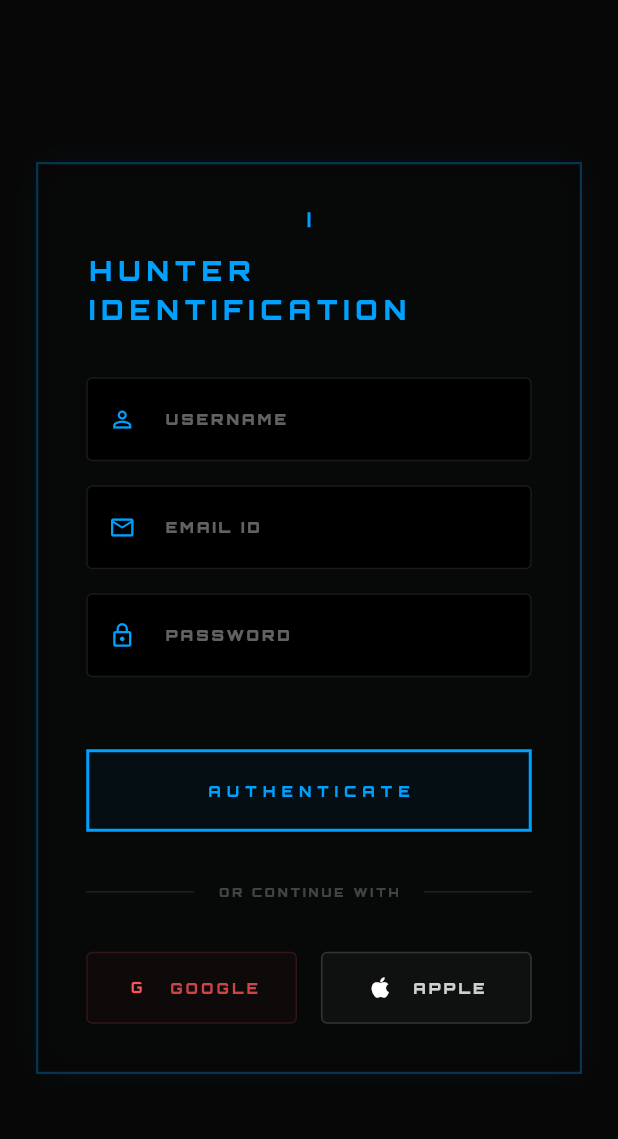
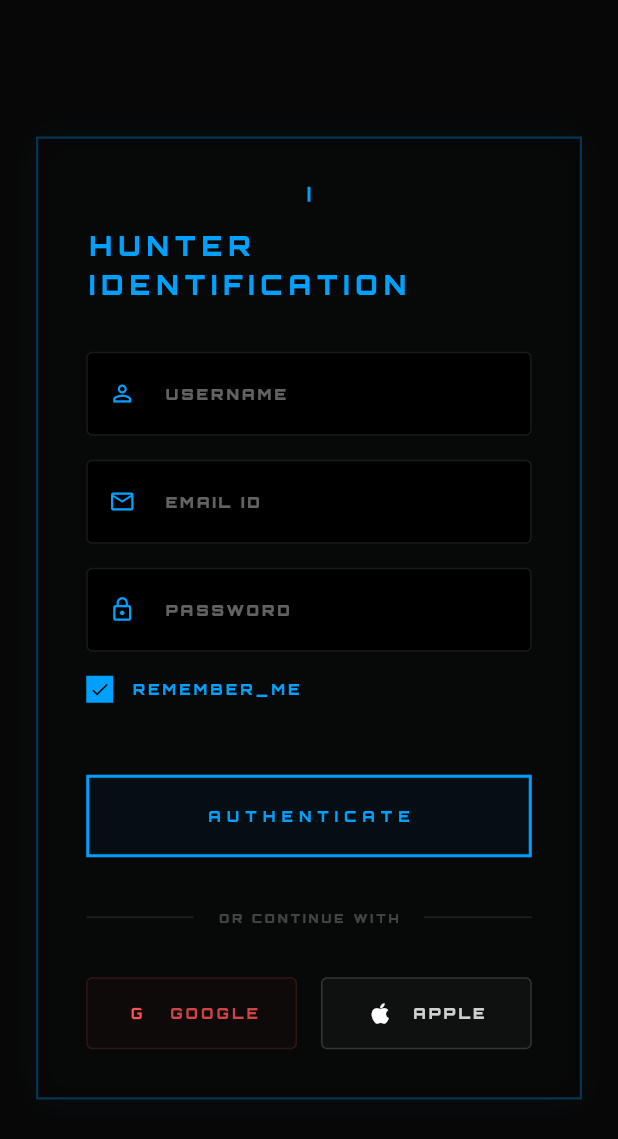
Before and after one commit to Violindeva09/Arise, a Flutter app: the screen it shows after launch, on a phone screen of 412 x 824 dp. Shown: the top 1139 px of the screen. Run offline on Flutter 3.47's test engine with Material 3 defaults, Android fonts, the phone set to English and light mode, and no system bars; our stand-ins replace audioplayers, firebase_auth, firebase_core, google_fonts, google_sign_in, shared_preferences; accounts and stored records are empty.

Commit message:
fix: increase minSdkVersion to 23 for firebase-auth compatibility, add Google Services plugin, and implement Remember Me feature

```diff
--- a/lib/main.dart
+++ b/lib/main.dart
@@ -11,6 +11,8 @@ import 'screens/login_screen.dart';
 import 'screens/awakening_screen.dart';
 import 'config/ui_config.dart';
 import 'config/responsive_hud.dart';
+import 'services/persistence_service.dart';
+import 'package:firebase_auth/firebase_auth.dart';
 
 import 'screens/routine_selection_screen.dart';
 
@@ -53,20 +55,62 @@ class AriseApp extends StatelessWidget {
   }
 }
 
-class SystemOrchestrator extends StatelessWidget {
+class SystemOrchestrator extends StatefulWidget {
   const SystemOrchestrator({super.key});
 
   @override
+  State<SystemOrchestrator> createState() => _SystemOrchestratorState();
+}
+
+class _SystemOrchestratorState extends State<SystemOrchestrator> {
+  bool _isCheckingSession = true;
+
+  @override
+  void initState() {
+    super.initState();
+    _checkInitialSession();
+  }
+
+  Future<void> _checkInitialSession() async {
+    final system = Provider.of<SystemProvider>(context, listen: false);
+
+    // 1. Check Firebase Auth first
+    final user = FirebaseAuth.instance.currentUser;
+    if (user != null) {
+      await system.init(user.displayName ?? "Hunter", user.email ?? "");
+    } else {
+      // 2. Check local session
+      final session = await PersistenceService.getSession();
+      if (session != null) {
+        await system.init(session['name']!, session['email']!);
+      }
+    }
+
+    if (mounted) {
+      setState(() => _isCheckingSession = false);
+    }
+  }
+
+  @override
   Widget build(BuildContext context) {
+    if (_isCheckingSession) {
+      return const Scaffold(
+        backgroundColor: Colors.black,
+        body: Center(
+          child: CircularProgressIndicator(color: AriseUI.primary),
+        ),
+      );
+    }
+
     final system = Provider.of<SystemProvider>(context);
     final stats = system.stats;
 
-    // 1. Identification Flow
+    // 1. Identification Flow (If no session and no player name)
     if (system.playerName == "Hunter") {
       return const LoginScreen();
     }
 
-    // 2. Penalty Override (The System teleports you out)
+    // 2. Penalty Override
     if (system.isPenaltyActive) {
       return PenaltyScreen(onResolve: () => system.resolvePenalty());
     }
--- a/lib/screens/login_screen.dart
+++ b/lib/screens/login_screen.dart
@@ -17,6 +17,7 @@ class _LoginScreenState extends State<LoginScreen> {
   final TextEditingController _userController = TextEditingController();
   final TextEditingController _emailController = TextEditingController();
   final TextEditingController _passController = TextEditingController();
+  bool _rememberMe = true;
 
   @override
   Widget build(BuildContext context) {
@@ -43,6 +44,8 @@ class _LoginScreenState extends State<LoginScreen> {
                 const SizedBox(height: 16),
                 _buildField(_passController, "PASSWORD", Icons.lock_outline,
                     isPassword: true),
+                const SizedBox(height: 16),
+                _buildRememberMeToggle(),
                 const SizedBox(height: 48),
                 SizedBox(
                   width: double.infinity,
@@ -57,6 +60,7 @@ class _LoginScreenState extends State<LoginScreen> {
                             .init(
                           _userController.text,
                           _emailController.text,
+                          rememberMe: _rememberMe,
                         );
                       } else {
                         SystemAudioService().playAlert();
@@ -134,6 +138,32 @@ class _LoginScreenState extends State<LoginScreen> {
     );
   }
 
+  Widget _buildRememberMeToggle() {
+    return InkWell(
+      onTap: () => setState(() => _rememberMe = !_rememberMe),
+      child: Row(
+        children: [
+          Container(
+            width: 18,
+            height: 18,
+            decoration: BoxDecoration(
+              border: Border.all(color: AriseUI.primary, width: 2),
+              color: _rememberMe ? AriseUI.primary : Colors.transparent,
+            ),
+            child: _rememberMe
+                ? const Icon(Icons.check, size: 14, color: Colors.black)
+                : null,
+          ),
+          const SizedBox(width: 12),
+          Text("REMEMBER_ME",
+              style: AriseUI.label.copyWith(
+                  fontSize: 10,
+                  color: _rememberMe ? AriseUI.primary : Colors.white24)),
+        ],
+      ),
+    );
+  }
+
   Future<void> _handleGoogleSignIn() async {
     try {
       final GoogleSignIn googleSignIn = GoogleSignIn();
@@ -156,6 +186,7 @@ class _LoginScreenState extends State<LoginScreen> {
           Provider.of<SystemProvider>(context, listen: false).init(
             user.displayName ?? "Hunter",
             user.email ?? "",
+            rememberMe: _rememberMe,
           );
         }
       }
--- a/lib/services/persistence_service.dart
+++ b/lib/services/persistence_service.dart
@@ -43,6 +43,30 @@ class PersistenceService {
       // ignore: avoid_print
       print("ERROR: Persistence failure: $e");
     }
+  }
+
+  static Future<void> saveSession(String name, String email) async {
+    final prefs = await SharedPreferences.getInstance();
+    await prefs.setString("${_keyPrefix}current_user_session", jsonEncode({
+      'name': name,
+      'email': email,
+    }));
+  }
+
+  static Future<Map<String, String>?> getSession() async {
+    final prefs = await SharedPreferences.getInstance();
+    final session = prefs.getString("${_keyPrefix}current_user_session");
+    if (session == null) return null;
+    final Map<String, dynamic> data = jsonDecode(session);
+    return {
+      'name': data['name']?.toString() ?? "",
+      'email': data['email']?.toString() ?? "",
+    };
+  }
+
+  static Future<void> clearSession() async {
+    final prefs = await SharedPreferences.getInstance();
+    await prefs.remove("${_keyPrefix}current_user_session");
   }
 
   static Future<void> savePlayerStats(String playerName, PlayerStats stats) {
```
Also changed, not shown: lib/providers/system_provider.dart (+18 -1 lines), 4 other files.
